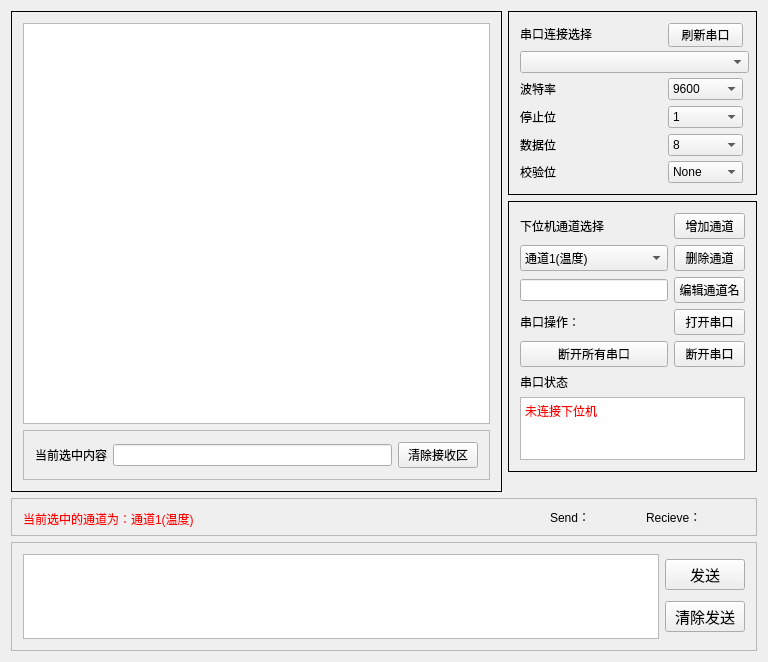
Old version of the form MultiSerialPort/MultiSerialPort.ui in the repository hellonone/MultiSerialPort_finish.
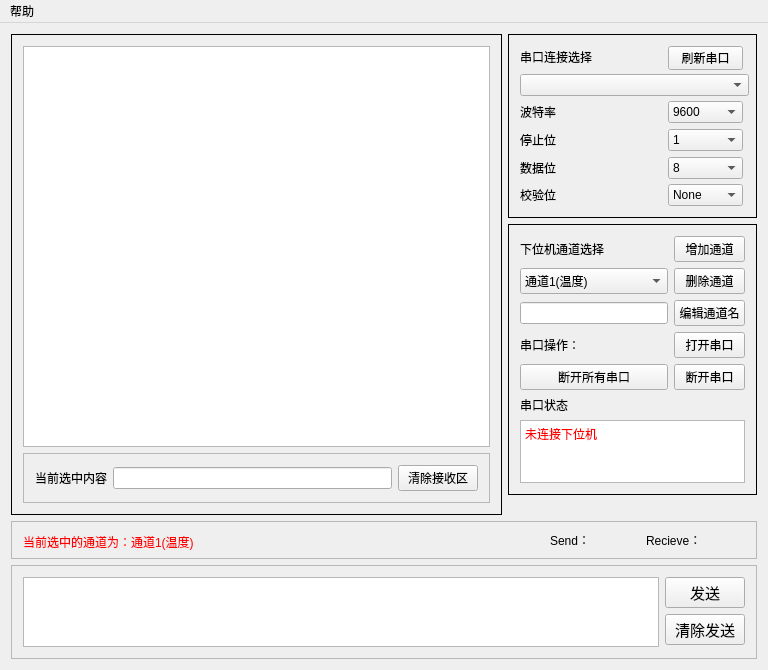
New version of the form.

What changed in the file:
```diff
--- a/MultiSerialPort/MultiSerialPort.ui
+++ b/MultiSerialPort/MultiSerialPort.ui
@@ -826,6 +826,14 @@
      <height>22</height>
     </rect>
    </property>
+   <widget class="QMenu" name="menu">
+    <property name="title">
+     <string>帮助</string>
+    </property>
+    <addaction name="actionHelp"/>
+    <addaction name="actionAbout"/>
+   </widget>
+   <addaction name="menu"/>
   </widget>
  </widget>
  <layoutdefault spacing="6" margin="11"/>
```
Left out of the diff: 44 changed lines with no effect on the pictures.
